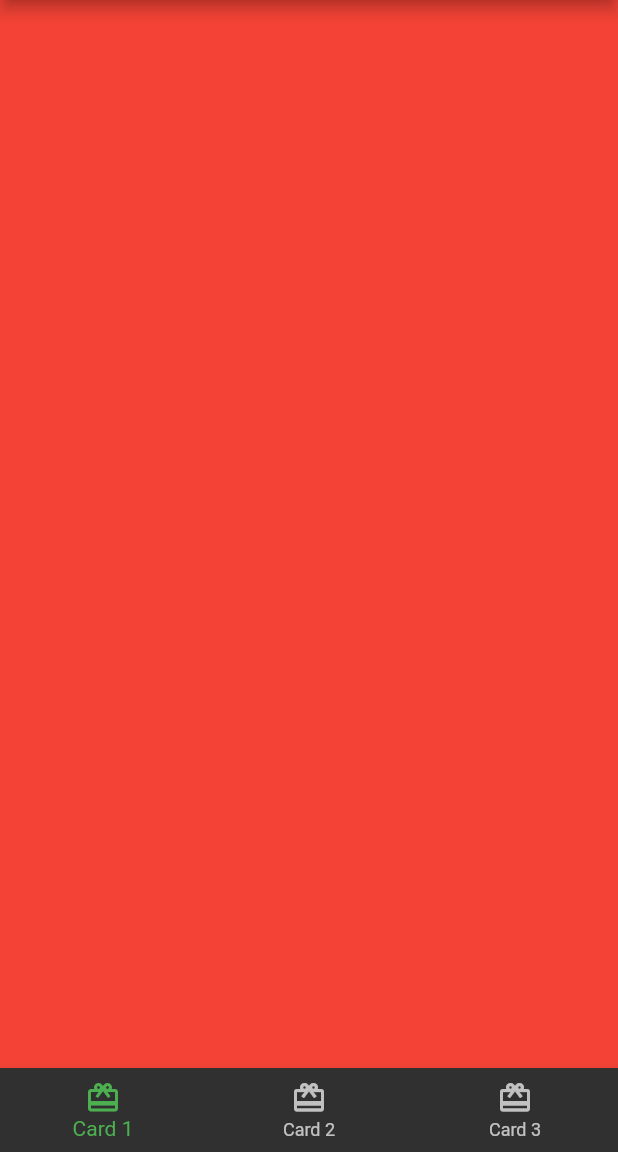
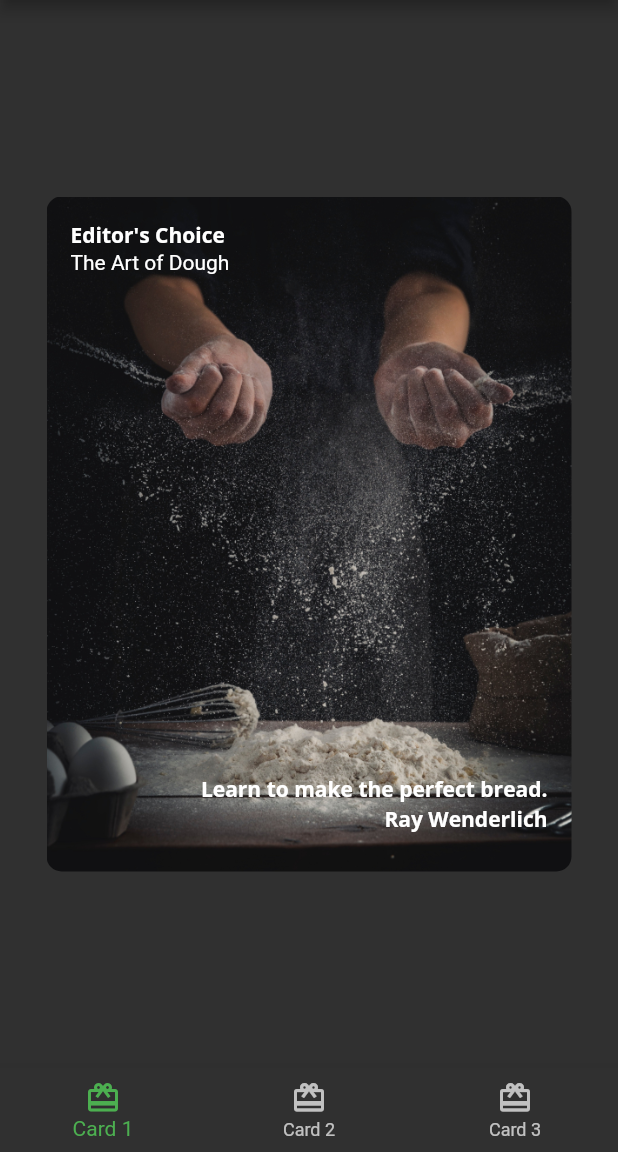
Before and after one commit to robsonsilv4/fooderlich, a Flutter app: the screen it shows after launch, on a phone screen of 412 x 824 dp, the part 84-1236 px from its top. Run offline on Flutter 3.47's test engine with Material 2 defaults, Android fonts, the phone set to English and light mode, and no system bars; our stand-ins replace google_fonts.

Commit message:
add CardOne

```diff
--- /dev/null
+++ b/lib/card_one.dart
@@ -0,0 +1,63 @@
+import 'package:flutter/material.dart';
+
+import 'fooderlich_theme.dart';
+
+class CardOne extends StatelessWidget {
+  const CardOne({Key? key}) : super(key: key);
+
+  final String category = 'Editor\'s Choice';
+  final String title = 'The Art of Dough';
+  final String description = 'Learn to make the perfect bread.';
+  final String chef = 'Ray Wenderlich';
+
+  @override
+  Widget build(BuildContext context) {
+    return Center(
+      child: Container(
+        padding: const EdgeInsets.all(16),
+        constraints: const BoxConstraints.expand(
+          width: 350,
+          height: 450,
+        ),
+        decoration: const BoxDecoration(
+          image: DecorationImage(
+            image: AssetImage('assets/mag1.png'),
+            fit: BoxFit.cover,
+          ),
+          borderRadius: BorderRadius.all(Radius.circular(10)),
+        ),
+        child: Stack(
+          children: [
+            Text(
+              category,
+              style: FooderlichTheme.darkTextTheme.bodyText1,
+            ),
+            Positioned(
+              top: 20,
+              child: Text(
+                title,
+                style: FooderlichTheme.darkTextTheme.headline5,
+              ),
+            ),
+            Positioned(
+              bottom: 30,
+              right: 0,
+              child: Text(
+                description,
+                style: FooderlichTheme.darkTextTheme.bodyText1,
+              ),
+            ),
+            Positioned(
+              bottom: 10,
+              right: 0,
+              child: Text(
+                chef,
+                style: FooderlichTheme.darkTextTheme.bodyText1,
+              ),
+            ),
+          ],
+        ),
+      ),
+    );
+  }
+}
--- a/lib/home.dart
+++ b/lib/home.dart
@@ -1,4 +1,6 @@
 import 'package:flutter/material.dart';
+
+import 'card_one.dart';
 
 class Home extends StatefulWidget {
   const Home({Key? key}) : super(key: key);
@@ -11,9 +13,7 @@ class _HomeState extends State<Home> {
   int _selectedIndex = 0;
 
   static final List<Widget> _pages = [
-    Container(
-      color: Colors.red,
-    ),
+    const CardOne(),
     Container(
       color: Colors.green,
     ),
```
